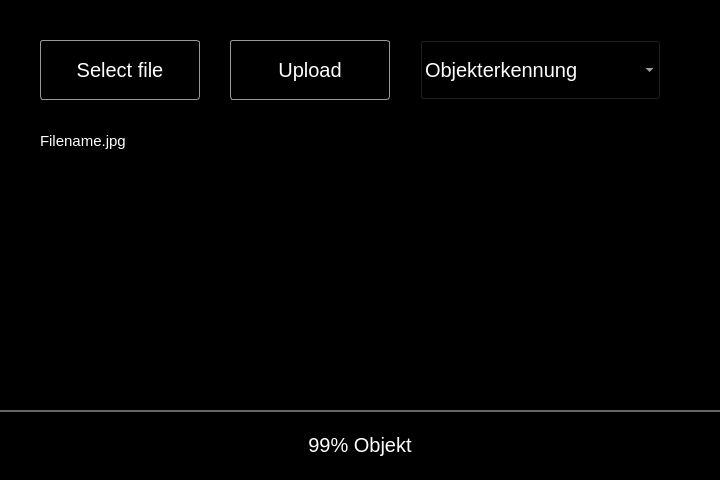
The window that client/ui_resources/mw_aiod.ui (Alexander-H9/AIOD) describes before a commit, drawn with Qt 5.
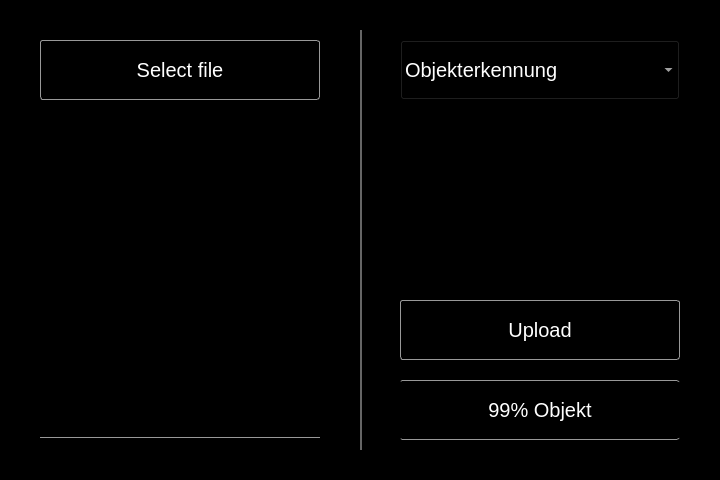
The same window after the commit.

```diff
--- a/client/ui_resources/mw_aiod.ui
+++ b/client/ui_resources/mw_aiod.ui
@@ -20,9 +20,9 @@
    <widget class="QPushButton" name="pb_upload">
     <property name="geometry">
      <rect>
-      <x>230</x>
-      <y>40</y>
-      <width>160</width>
+      <x>400</x>
+      <y>300</y>
+      <width>280</width>
       <height>60</height>
      </rect>
     </property>
@@ -41,7 +41,7 @@
      <rect>
       <x>40</x>
       <y>40</y>
-      <width>160</width>
+      <width>280</width>
       <height>60</height>
      </rect>
     </property>
@@ -59,31 +59,35 @@
     <property name="geometry">
      <rect>
       <x>40</x>
-      <y>120</y>
-      <width>161</width>
-      <height>41</height>
+      <y>408</y>
+      <width>280</width>
+      <height>30</height>
      </rect>
     </property>
     <property name="styleSheet">
      <string notr="true">font: 15px;
-color: #ffffff;</string>
+color: #ffffff;
+border-bottom: 1px solid #999999;</string>
     </property>
     <property name="text">
-     <string>Filename.jpg</string>
+     <string/>
     </property>
    </widget>
    <widget class="QLabel" name="label_2">
     <property name="geometry">
      <rect>
-      <x>0</x>
-      <y>410</y>
-      <width>720</width>
-      <height>70</height>
+      <x>400</x>
+      <y>380</y>
+      <width>280</width>
+      <height>60</height>
      </rect>
     </property>
     <property name="styleSheet">
      <string notr="true">font: 20px;
-color: #ffffff;</string>
+border-top: 1px solid #999999;
+border-bottom: 1px solid #999999;
+color: #ffffff;
+border-radius: 3px;</string>
     </property>
     <property name="text">
      <string>99% Objekt</string>
@@ -95,9 +99,9 @@
    <widget class="QComboBox" name="comboBox">
     <property name="geometry">
      <rect>
-      <x>420</x>
+      <x>400</x>
       <y>40</y>
-      <width>241</width>
+      <width>280</width>
       <height>60</height>
      </rect>
     </property>
@@ -119,22 +123,82 @@
    <widget class="Line" name="line">
     <property name="geometry">
      <rect>
-      <x>0</x>
-      <y>410</y>
-      <width>720</width>
-      <height>2</height>
+      <x>360</x>
+      <y>30</y>
+      <width>2</width>
+      <height>420</height>
      </rect>
     </property>
     <property name="styleSheet">
      <string notr="true">border: 5px solid #666666;</string>
     </property>
-    <property name="lineWidth">
-     <number>0</number>
-    </property>
     <property name="orientation">
-     <enum>Qt::Horizontal</enum>
+     <enum>Qt::Vertical</enum>
     </property>
    </widget>
+   <widget class="QLabel" name="label_preview">
+    <property name="geometry">
+     <rect>
+      <x>40</x>
+      <y>120</y>
+      <width>280</width>
+      <height>280</height>
+     </rect>
+    </property>
+    <property name="text">
+     <string>TextLabel</string>
+    </property>
+    <property name="scaledContents">
+     <bool>false</bool>
+    </property>
+    <property name="alignment">
+     <set>Qt::AlignCenter</set>
+    </property>
+   </widget>
+   <widget class="QLabel" name="label_bg">
+    <property name="geometry">
+     <rect>
+      <x>460</x>
+      <y>120</y>
+      <width>160</width>
+      <height>160</height>
+     </rect>
+    </property>
+    <property name="styleSheet">
+     <string notr="true">background: rgba(0,0,0,0)</string>
+    </property>
+    <property name="text">
+     <string>TextLabel</string>
+    </property>
+    <property name="scaledContents">
+     <bool>true</bool>
+    </property>
+   </widget>
+   <widget class="QLabel" name="label_bg_loader">
+    <property name="geometry">
+     <rect>
+      <x>460</x>
+      <y>120</y>
+      <width>160</width>
+      <height>160</height>
+     </rect>
+    </property>
+    <property name="text">
+     <string>TextLabel</string>
+    </property>
+    <property name="scaledContents">
+     <bool>true</bool>
+    </property>
+   </widget>
+   <zorder>label_bg_loader</zorder>
+   <zorder>pb_upload</zorder>
+   <zorder>pb_select</zorder>
+   <zorder>label_filename</zorder>
+   <zorder>label_result</zorder>
+   <zorder>comboBox</zorder>
+   <zorder>line_2</zorder>
+   <zorder>label_preview</zorder>
+   <zorder>label_bg</zorder>
   </widget>
  </widget>
  <resources/>
```
Left out of the diff: 6 changed lines with no effect on the pictures.
